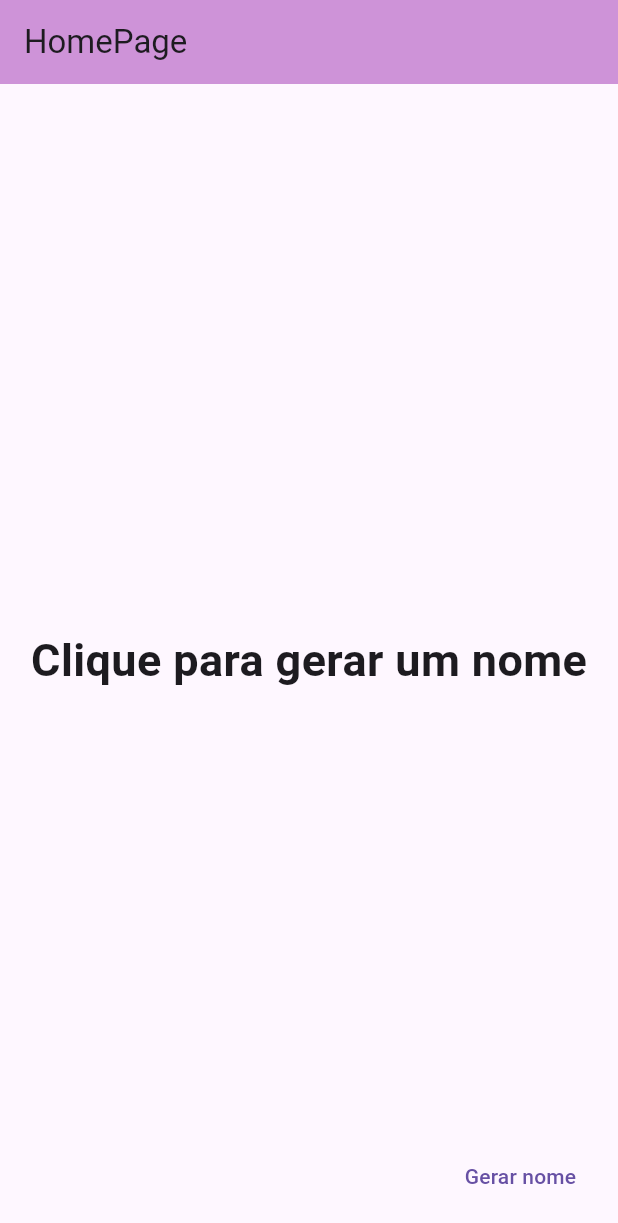
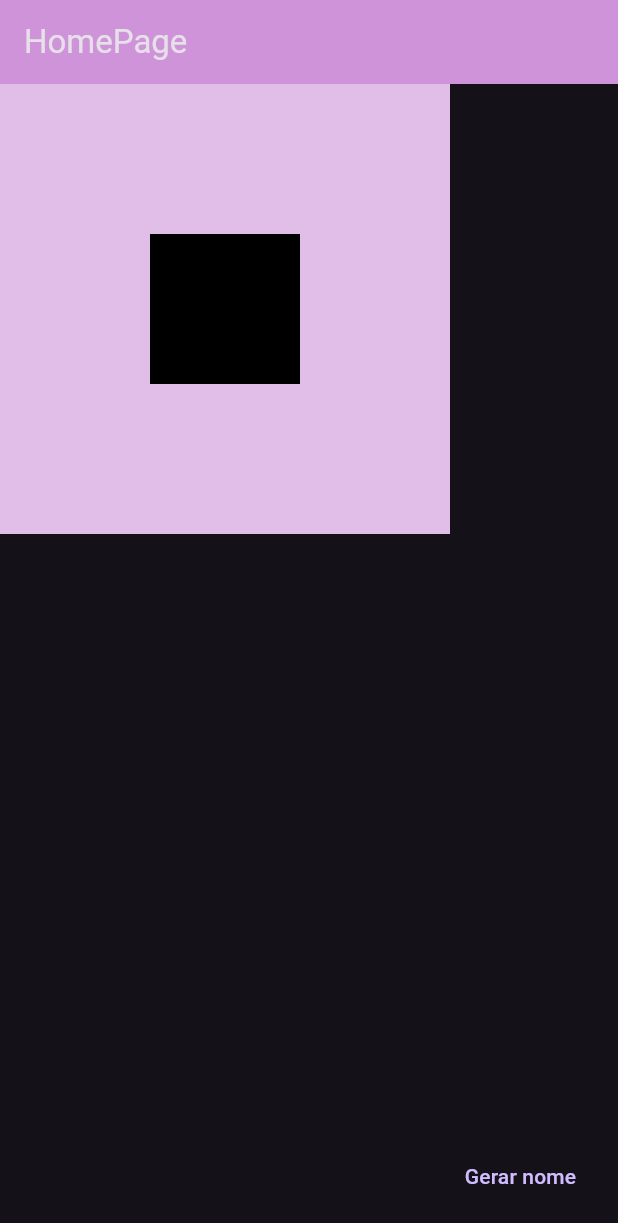
Before and after one commit to GuilhermeDeitos/Calculadora_Idade, a Flutter app: the screen it shows after launch, on a phone screen of 412 x 824 dp. Shown: the top 1223 px of the screen. Run offline on Flutter 3.47's test engine with Material 3 defaults, Android fonts, the phone set to English and light mode, and no system bars.

Commit message:
Renderização com align e container

```diff
--- a/lib/app_widget.dart
+++ b/lib/app_widget.dart
@@ -13,6 +13,7 @@ class AppWidget extends StatelessWidget {
     return MaterialApp(
         theme: ThemeData(
           primarySwatch: Colors.red,
+          brightness: Brightness.dark,
         ),
         home:const HomePage()
 
--- a/lib/home_page.dart
+++ b/lib/home_page.dart
@@ -24,12 +24,17 @@ class HomePageState extends State<HomePage> {
         title: const Text('HomePage'),
         backgroundColor: Colors.purple[200],
       ),
-      body: Center(
-        child: GestureDetector(
-          child: Text(
-            (wasPressed) ? 'Olá $name' : 'Clique para gerar um nome',
-            style: const TextStyle(fontSize: 30, fontWeight: FontWeight.bold),
-          ),
+      body: Container(
+        width:300,
+        height: 300,
+        color: Colors.purple[100],
+        child: Align( //Align tem rendezirização separada
+          alignment: Alignment.center,
+          child: Container(
+            width: 100,
+            height: 100,
+            color: Colors.black,
+          )
         ),
       ),
       floatingActionButton: TextButton(
```
